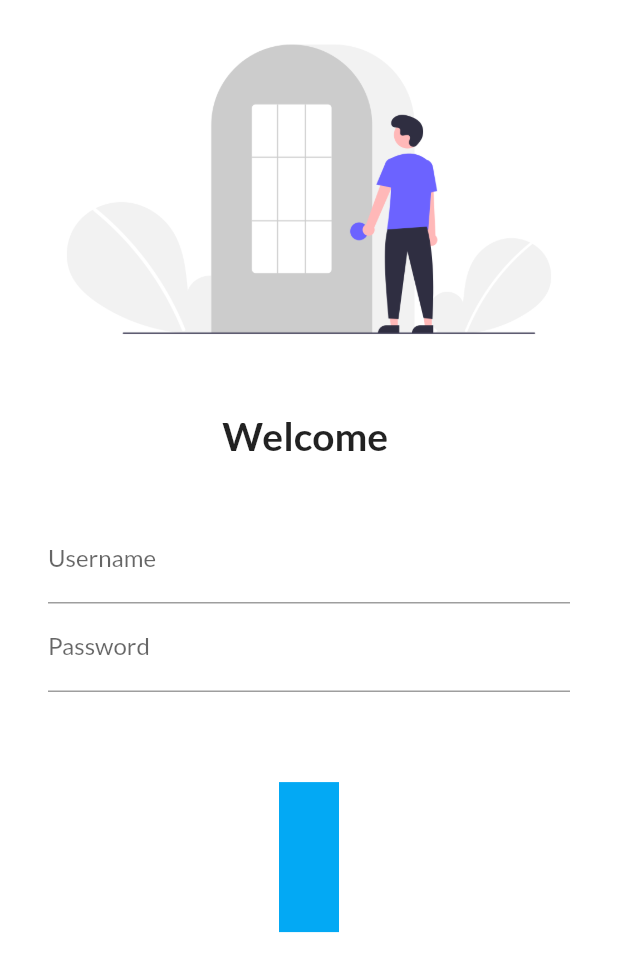
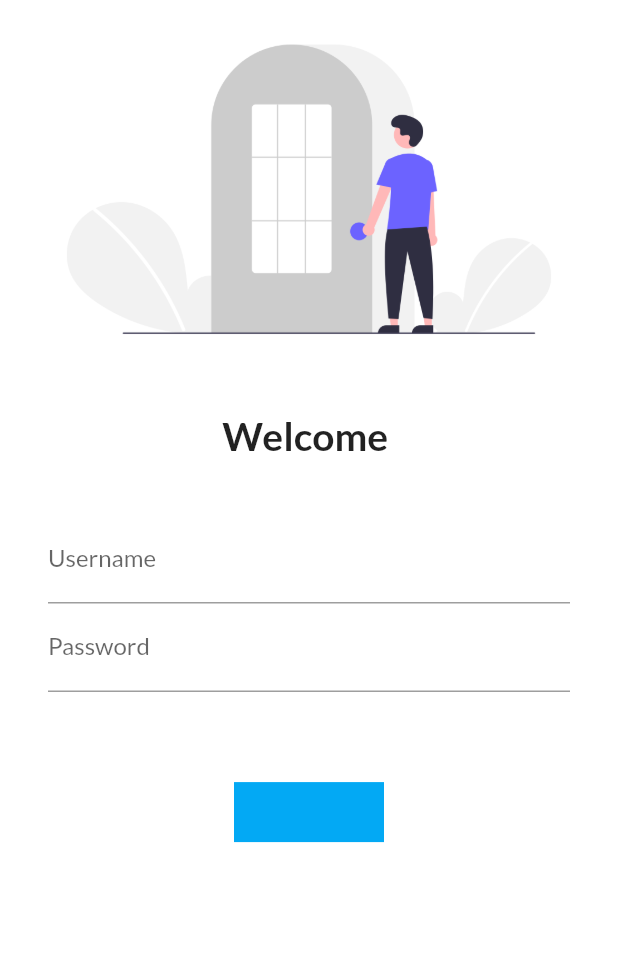
Before and after one commit to skanstar/Ready_5, a Flutter app: the screen it shows after launch, on a phone screen of 412 x 824 dp. Shown: the top 972 px of the screen. Run offline on Flutter 3.47's test engine with Material 2 defaults, Android fonts, the phone set to English and light mode, and no system bars; our stand-ins replace google_fonts.

```diff
--- a/lib/pages/login_page.dart
+++ b/lib/pages/login_page.dart
@@ -53,8 +53,8 @@ class _LoginPageState extends State<LoginPage> {
                     height: 60.0,
                   ),
                   Container(
-                    height: 100,
-                    width: 40,
+                    height: 40,
+                    width: 100,
                     color: Colors.lightBlue,
                   )
                   // ElevatedButton(
```
Also changed, not shown: 1 other file.
